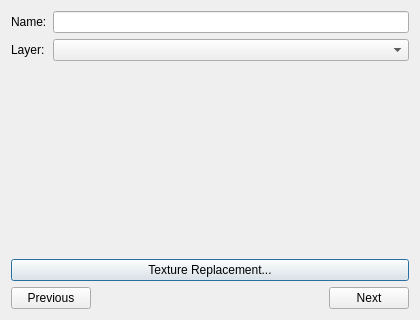
First picture: the form in qtfred/ui/PropEditorDialog.ui, repository MjnMixael/fs2open.github.com, before the edit.
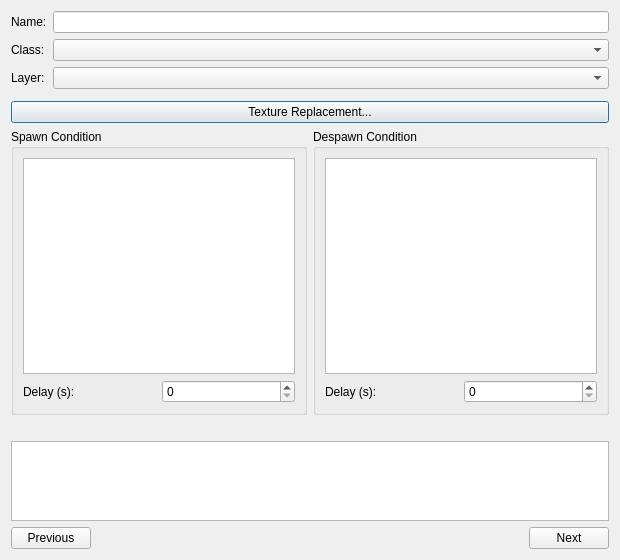
Second picture: the form after the edit. Custom widgets are drawn as their Qt base class.

Commit message: Add prop spawn/despawn conditions and a class dropdown to the prop editor

```diff
--- a/qtfred/ui/PropEditorDialog.ui
+++ b/qtfred/ui/PropEditorDialog.ui
@@ -6,8 +6,8 @@
    <rect>
     <x>0</x>
     <y>0</y>
-    <width>420</width>
-    <height>320</height>
+    <width>620</width>
+    <height>560</height>
    </rect>
   </property>
   <property name="windowTitle">
@@ -27,13 +27,23 @@
       <widget class="QLineEdit" name="propNameLineEdit"/>
      </item>
      <item row="1" column="0">
+      <widget class="QLabel" name="classLabel">
+       <property name="text">
+        <string>Class:</string>
+       </property>
+      </widget>
+     </item>
+     <item row="1" column="1">
+      <widget class="QComboBox" name="propClassCombo"/>
+     </item>
+     <item row="2" column="0">
       <widget class="QLabel" name="layerLabel">
        <property name="text">
         <string>Layer:</string>
        </property>
       </widget>
      </item>
-     <item row="1" column="1">
+     <item row="2" column="1">
       <widget class="QComboBox" name="layerCombo"/>
      </item>
     </layout>
@@ -55,6 +65,90 @@
      </property>
     </widget>
    </item>
+   <item>
+    <layout class="QHBoxLayout" name="cuesLayout">
+     <item>
+      <widget class="QGroupBox" name="spawnGroupBox">
+       <property name="title">
+        <string>Spawn Condition</string>
+       </property>
+       <layout class="QVBoxLayout" name="spawnLayout">
+        <item>
+         <widget class="fso::fred::sexp_tree_view" name="spawnCueTree"/>
+        </item>
+        <item>
+         <layout class="QHBoxLayout" name="spawnDelayLayout">
+          <item>
+           <widget class="QLabel" name="spawnDelayLabel">
+            <property name="text">
+             <string>Delay (s):</string>
+            </property>
+           </widget>
+          </item>
+          <item>
+           <widget class="QSpinBox" name="spawnDelaySpinBox">
+            <property name="maximum">
+             <number>9999</number>
+            </property>
+           </widget>
+          </item>
+         </layout>
+        </item>
+       </layout>
+      </widget>
+     </item>
+     <item>
+      <widget class="QGroupBox" name="despawnGroupBox">
+       <property name="title">
+        <string>Despawn Condition</string>
+       </property>
+       <layout class="QVBoxLayout" name="despawnLayout">
+        <item>
+         <widget class="fso::fred::sexp_tree_view" name="despawnCueTree"/>
+        </item>
+        <item>
+         <layout class="QHBoxLayout" name="despawnDelayLayout">
+          <item>
+           <widget class="QLabel" name="despawnDelayLabel">
+            <property name="text">
+             <string>Delay (s):</string>
+            </property>
+           </widget>
+          </item>
+          <item>
+           <widget class="QSpinBox" name="despawnDelaySpinBox">
+            <property name="maximum">
+             <number>9999</number>
+            </property>
+           </widget>
+          </item>
+         </layout>
+        </item>
+       </layout>
+      </widget>
+     </item>
+    </layout>
+   </item>
+   <item>
+    <widget class="QLabel" name="cueHelpTitle">
+     <property name="text">
+      <string/>
+     </property>
+    </widget>
+   </item>
+   <item>
+    <widget class="QPlainTextEdit" name="cueHelpText">
+     <property name="readOnly">
+      <bool>true</bool>
+     </property>
+     <property name="maximumSize">
+      <size>
+       <width>16777215</width>
+       <height>80</height>
+      </size>
+     </property>
+    </widget>
+   </item>
    <item>
     <layout class="QHBoxLayout" name="horizontalLayout_2">
      <item>
@@ -95,6 +189,11 @@
    <header>ui/widgets/FlagList.h</header>
    <container>1</container>
   </customwidget>
+  <customwidget>
+   <class>fso::fred::sexp_tree_view</class>
+   <extends>QTreeView</extends>
+   <header>ui/widgets/sexp_tree_view.h</header>
+  </customwidget>
  </customwidgets>
  <resources/>
  <connections/>
```
The commit also changes 18 other files.
